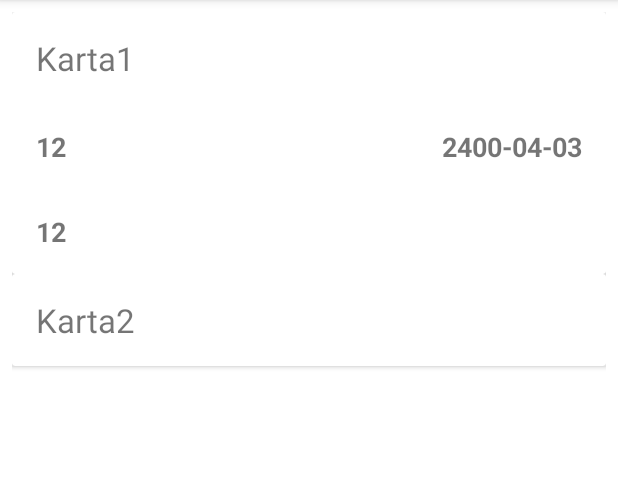
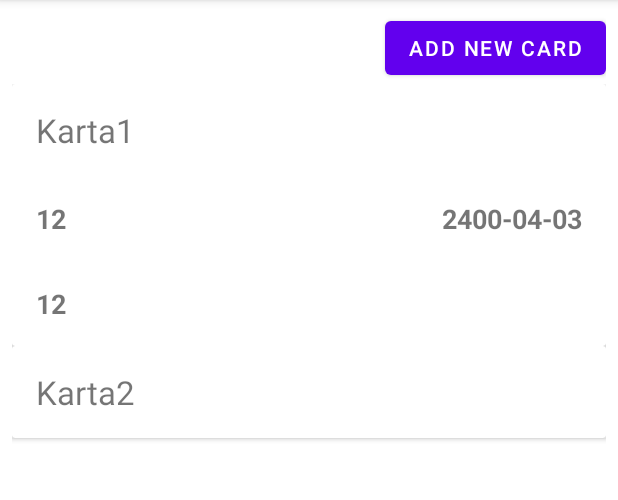
Before and after one commit to awatroba/cards_storage, an Android app: the DashboardActivity screen opened directly, with no data from a screen before it, after a tap on "Karta1", on a phone screen of 412 x 824 dp, the part 84-584 px from its top. Run offline under Robolectric (Android 15) with nearby library versions, the phone set to English and light mode, and no system bars; our stand-ins replace Room's generated code.

Commit message:
small correct

```diff
--- a/app/src/main/java/com/cardsStorage/helpers/CardRecyclerViewAdapter.java
+++ b/app/src/main/java/com/cardsStorage/helpers/CardRecyclerViewAdapter.java
@@ -34,16 +34,10 @@ public class CardRecyclerViewAdapter  extends RecyclerView.Adapter<CardRecyclerV
     public void onBindViewHolder(@NonNull CardRecyclerViewAdapter.CardsViewHolder
                                              holder, int position) {
         CreditCard creditCard = creditCardList.get(position);
-        /*holder.exCvv.setText(creditCard.getCvv()+"");
-        holder.exDate.setText("exDate");
-        holder.exNumber.setText("exNumber");
-        holder.rowTxtName.setText("rowTxtName"); */
-
-         holder.exCvv.setText(creditCard.getCvv()+"");
+        holder.exCvv.setText(creditCard.getCvv()+"");
         holder.exDate.setText(creditCard.getDate().toString());
         holder.exNumber.setText(creditCard.getNumber());
         holder.rowTxtName.setText(creditCard.getName());
-
 
         boolean isExpandable=creditCard.isExpandable();
         holder.expandableLayout.setVisibility(isExpandable ? View.VISIBLE : View.GONE);
@@ -83,8 +77,6 @@ public class CardRecyclerViewAdapter  extends RecyclerView.Adapter<CardRecyclerV
                     CreditCard creditCard = creditCardList.get(getAdapterPosition());
                     creditCard.setExpandable(!creditCard.isExpandable());
                     notifyItemChanged(getAdapterPosition());
-
-
                 }
             });
         }
--- a/app/src/main/res/layout/dashboard.xml
+++ b/app/src/main/res/layout/dashboard.xml
@@ -8,11 +8,21 @@
     android:padding="8dp"
     tools:context=".activities.DashboardActivity">
 
+    <Button
+        android:id="@+id/button"
+        android:layout_gravity="right"
+        android:layout_width="wrap_content"
+        android:layout_height="wrap_content"
+        android:onClick="addNewCard"
+        android:text="Add new card" />
+
     <androidx.recyclerview.widget.RecyclerView
         android:id="@+id/recyclerView"
         android:layout_width="match_parent"
         android:layout_height="match_parent"
         app:layoutManager="androidx.recyclerview.widget.LinearLayoutManager">
+    </androidx.recyclerview.widget.RecyclerView>
 
-    </androidx.recyclerview.widget.RecyclerView>
+
+
 </LinearLayout>
--- a/app/src/main/res/layout/registration.xml
+++ b/app/src/main/res/layout/registration.xml
@@ -65,6 +65,5 @@
         android:text="Login here"
         android:gravity="center"
         android:textSize="20dp"
-        android:textColor="#3F51B5"
-        android:onClick="test"/>
+        android:textColor="#3F51B5" />
 </LinearLayout>
```
